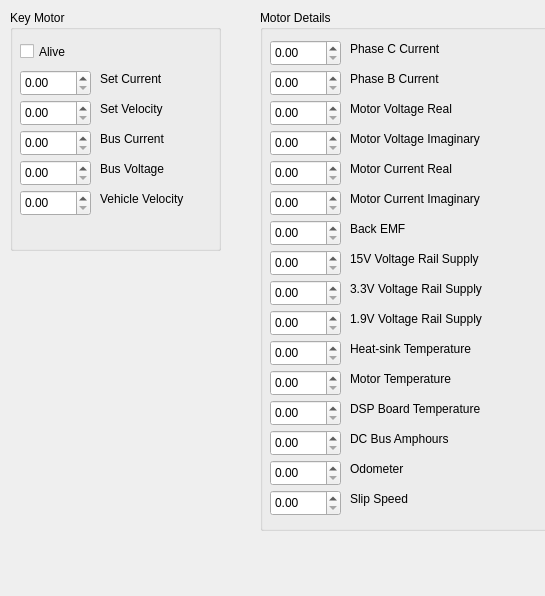
UCSolarCarTeam/Epsilon-Telemetry-Test-Tool, file src/UILayer/Packet/MotorTab.ui: the form before one commit; both pictures show x 0 to 545 and y 0 to 596 of the 894 by 700 pixel window.
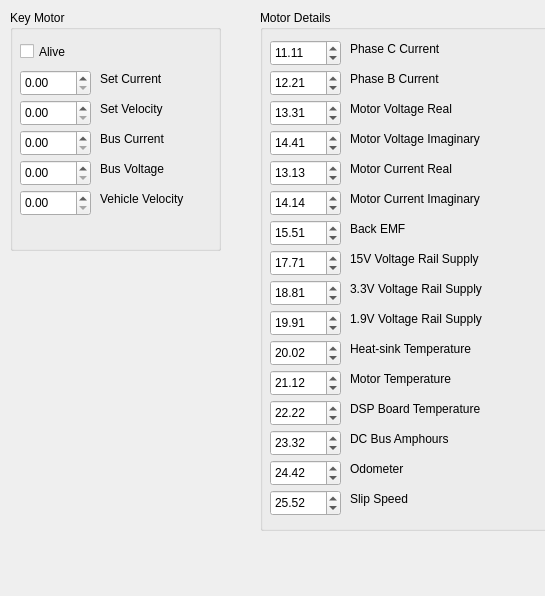
The form after the commit.

Patch:
```diff
--- a/src/UILayer/Packet/MotorTab.ui
+++ b/src/UILayer/Packet/MotorTab.ui
@@ -175,6 +175,9 @@
       <height>26</height>
      </rect>
     </property>
+    <property name="value">
+     <double>11.109999999999999</double>
+    </property>
    </widget>
    <widget class="QDoubleSpinBox" name="motorCurrentImaginary">
     <property name="geometry">
@@ -185,6 +188,9 @@
       <height>26</height>
      </rect>
     </property>
+    <property name="value">
+     <double>14.140000000000001</double>
+    </property>
    </widget>
    <widget class="QDoubleSpinBox" name="motorVoltageImaginary">
     <property name="geometry">
@@ -195,6 +201,9 @@
       <height>26</height>
      </rect>
     </property>
+    <property name="value">
+     <double>14.410000000000000</double>
+    </property>
    </widget>
    <widget class="QDoubleSpinBox" name="backEMF">
     <property name="geometry">
@@ -205,6 +214,9 @@
       <height>26</height>
      </rect>
     </property>
+    <property name="value">
+     <double>15.510000000000000</double>
+    </property>
    </widget>
    <widget class="QDoubleSpinBox" name="voltageRailSupply15V">
     <property name="geometry">
@@ -215,6 +227,9 @@
       <height>26</height>
      </rect>
     </property>
+    <property name="value">
+     <double>17.710000000000001</double>
+    </property>
    </widget>
    <widget class="QDoubleSpinBox" name="motorCurrentReal">
     <property name="geometry">
@@ -225,6 +240,9 @@
       <height>26</height>
      </rect>
     </property>
+    <property name="value">
+     <double>13.130000000000001</double>
+    </property>
    </widget>
    <widget class="QDoubleSpinBox" name="motorVoltageReal">
     <property name="geometry">
@@ -235,6 +253,9 @@
       <height>26</height>
      </rect>
     </property>
+    <property name="value">
+     <double>13.310000000000000</double>
+    </property>
    </widget>
    <widget class="QDoubleSpinBox" name="phaseBCurrent">
     <property name="geometry">
@@ -245,6 +266,9 @@
       <height>26</height>
      </rect>
     </property>
+    <property name="value">
+     <double>12.210000000000001</double>
+    </property>
    </widget>
    <widget class="QLabel" name="label_36">
     <property name="geometry">
@@ -359,6 +383,9 @@
       <height>26</height>
      </rect>
     </property>
+    <property name="value">
+     <double>18.809999999999999</double>
+    </property>
    </widget>
    <widget class="QDoubleSpinBox" name="heatSinkTemp">
     <property name="geometry">
@@ -369,6 +396,9 @@
       <height>26</height>
      </rect>
     </property>
+    <property name="value">
+     <double>20.020000000000000</double>
+    </property>
    </widget>
    <widget class="QDoubleSpinBox" name="voltageRailSupply1V">
     <property name="geometry">
@@ -379,6 +409,9 @@
       <height>26</height>
      </rect>
     </property>
+    <property name="value">
+     <double>19.910000000000000</double>
+    </property>
    </widget>
    <widget class="QDoubleSpinBox" name="dspBoardTemp">
     <property name="geometry">
@@ -389,6 +422,9 @@
       <height>26</height>
      </rect>
     </property>
+    <property name="value">
+     <double>22.219999999999999</double>
+    </property>
    </widget>
    <widget class="QDoubleSpinBox" name="motorTemp">
     <property name="geometry">
@@ -399,6 +435,9 @@
       <height>26</height>
      </rect>
     </property>
+    <property name="value">
+     <double>21.120000000000001</double>
+    </property>
    </widget>
    <widget class="QDoubleSpinBox" name="odometer">
     <property name="geometry">
@@ -409,6 +448,9 @@
       <height>26</height>
      </rect>
     </property>
+    <property name="value">
+     <double>24.420000000000002</double>
+    </property>
    </widget>
    <widget class="QDoubleSpinBox" name="dcBusAmphours">
     <property name="geometry">
@@ -419,6 +461,9 @@
       <height>26</height>
      </rect>
     </property>
+    <property name="value">
+     <double>23.320000000000000</double>
+    </property>
    </widget>
    <widget class="QDoubleSpinBox" name="slipSpeed">
     <property name="geometry">
@@ -429,6 +474,9 @@
       <height>26</height>
      </rect>
     </property>
+    <property name="value">
+     <double>25.520000000000000</double>
+    </property>
    </widget>
    <widget class="QLabel" name="label_44">
     <property name="geometry">
```
Left out of the diff: 2 changed lines with no effect on the pictures.
